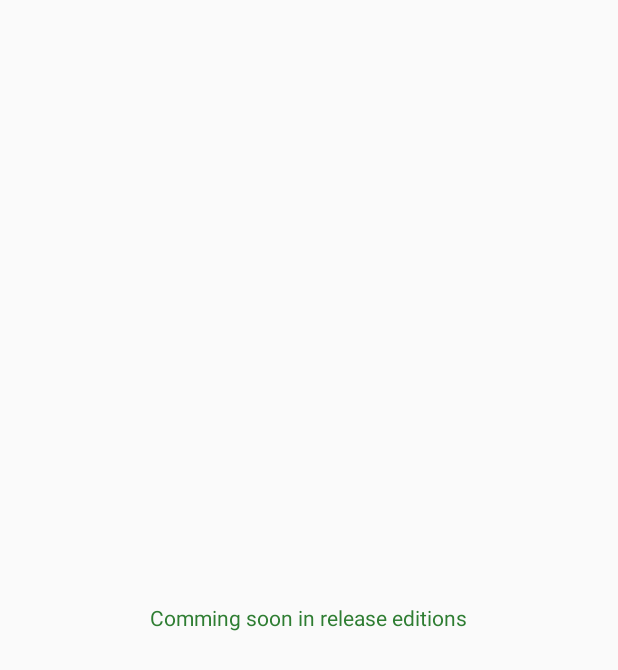
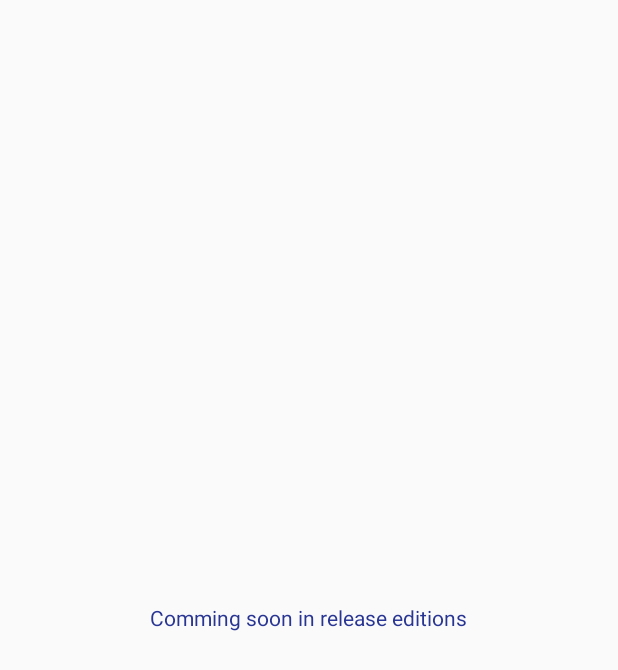
Before and after one commit to vliux/NotificationMonitor, an Android app: the SettingsActivity screen opened directly, with no data from a screen before it, on a phone screen of 412 x 824 dp. Shown: the top 670 px of the screen. Run offline under Robolectric (Android 15) with nearby library versions, the phone set to English and light mode, and no system bars.

Commit message:
Update colors and icon.

```diff
--- a/app/src/main/AndroidManifest.xml
+++ b/app/src/main/AndroidManifest.xml
@@ -6,7 +6,6 @@
         android:allowBackup="true"
         android:icon="@mipmap/ic_launcher"
         android:label="@string/app_name"
-        android:roundIcon="@mipmap/ic_launcher_round"
         android:supportsRtl="true"
         android:theme="@style/AppTheme">
 
--- a/app/src/main/res/values/colors.xml
+++ b/app/src/main/res/values/colors.xml
@@ -1,8 +1,8 @@
 <?xml version="1.0" encoding="utf-8"?>
 <resources>
-    <color name="colorPrimary">#4CAF50</color>
-    <color name="colorPrimaryDark">#2E7D32</color>
-    <color name="colorAccent">#00C853</color>
+    <color name="colorPrimary">#3F51B5</color>
+    <color name="colorPrimaryDark">#283593</color>
+    <color name="colorAccent">#5C6BC0</color>
 
     <color name="primary_text_light">#de333333</color>
     <color name="secondary_text_light">#8a333333</color>
```
Also changed, not shown: app/src/main/ic_launcher-web.png (added), app/src/main/res/mipmap-hdpi/ic_launcher.png, app/src/main/res/mipmap-hdpi/ic_launcher_round.png (deleted), app/src/main/res/mipmap-mdpi/ic_launcher.png, app/src/main/res/mipmap-mdpi/ic_launcher_round.png (deleted), app/src/main/res/mipmap-xhdpi/ic_launcher.png, app/src/main/res/mipmap-xhdpi/ic_launcher_round.png (deleted), app/src/main/res/mipmap-xxhdpi/ic_launcher.png, app/src/main/res/mipmap-xxhdpi/ic_launcher_round.png (deleted), app/src/main/res/mipmap-xxxhdpi/ic_launcher.png, app/src/main/res/mipmap-xxxhdpi/ic_launcher_round.png (deleted).
